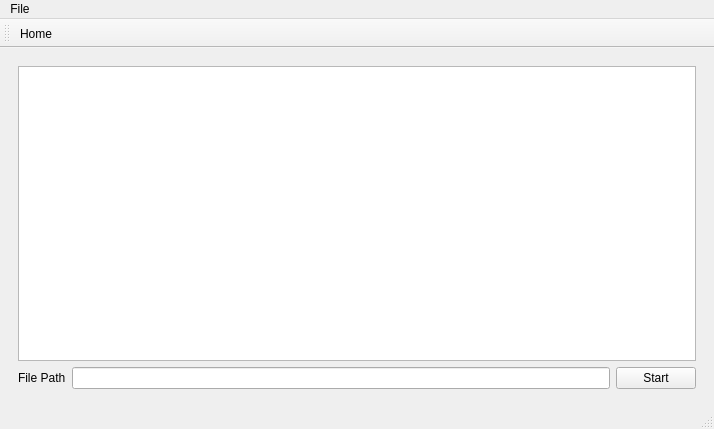
Before: the Qt Designer form mainwindow.ui in Tokyo-MQP-2024/IgniteCV, drawn with Qt 5.
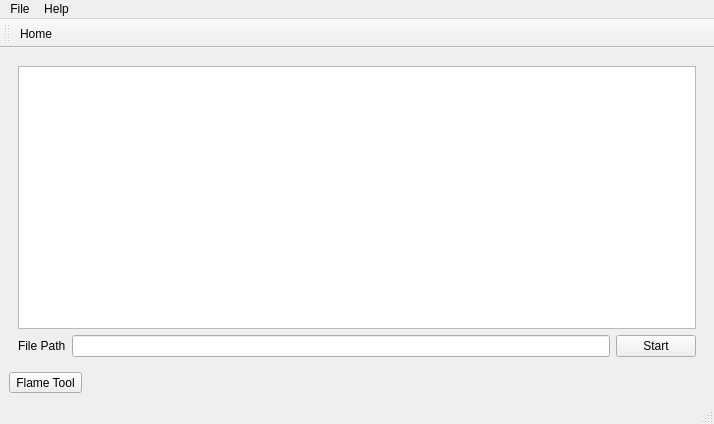
After: the same form once the commit is applied. Icons and pictures are not drawn.

Commit message: testing qt and preparing to add flame tracking features

What changed in the file:
```diff
--- a/mainwindow.ui
+++ b/mainwindow.ui
@@ -7,7 +7,7 @@
     <x>0</x>
     <y>0</y>
     <width>714</width>
-    <height>429</height>
+    <height>424</height>
    </rect>
   </property>
   <property name="windowTitle">
@@ -325,6 +325,13 @@
       </widget>
      </widget>
     </item>
+    <item row="3" column="0">
+     <widget class="QToolButton" name="FlameWindowButton">
+      <property name="text">
+       <string>Flame Tool</string>
+      </property>
+     </widget>
+    </item>
    </layout>
   </widget>
   <widget class="QMenuBar" name="menubar">
@@ -333,7 +340,7 @@
      <x>0</x>
      <y>0</y>
      <width>714</width>
-     <height>20</height>
+     <height>19</height>
     </rect>
    </property>
    <widget class="QMenu" name="menuFile">
@@ -342,7 +349,15 @@
     </property>
     <addaction name="actionOpen"/>
    </widget>
+   <widget class="QMenu" name="menuHelp">
+    <property name="title">
+     <string>Help</string>
+    </property>
+    <addaction name="separator"/>
+    <addaction name="actionAbout"/>
+   </widget>
    <addaction name="menuFile"/>
+   <addaction name="menuHelp"/>
   </widget>
   <widget class="QStatusBar" name="statusbar"/>
   <widget class="QToolBar" name="toolBar">
```
Left out of the diff: 7 changed lines with no effect on the pictures. The commit also changes 6 other files.
